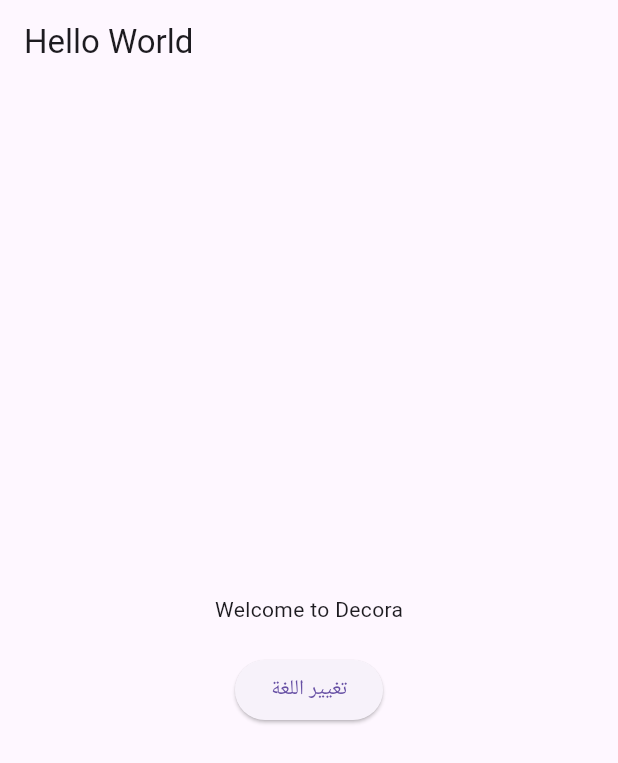
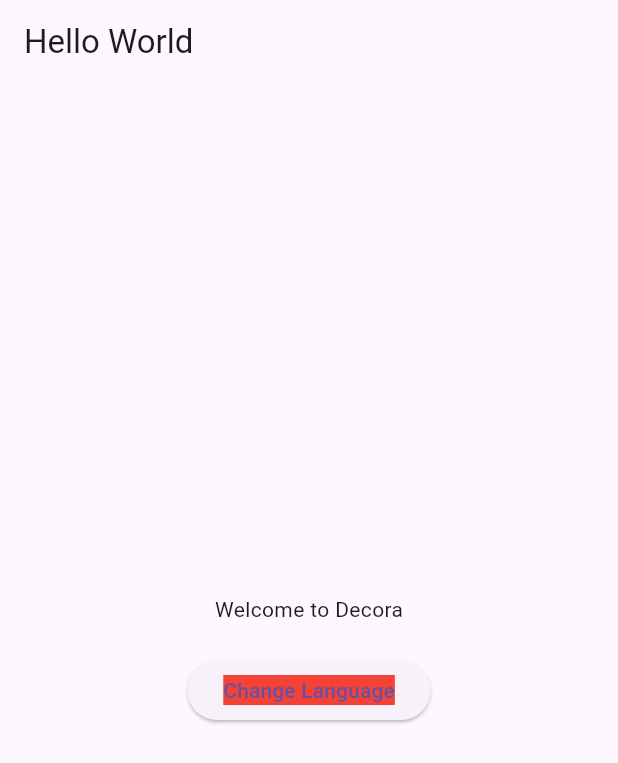
Before and after one commit to FarhaAhmed21/Decora, a Flutter app: the screen it shows after launch, on a phone screen of 412 x 824 dp. Shown: the top 763 px of the screen. Run offline on Flutter 3.47's test engine with Material 3 defaults, Android fonts, the phone set to English and light mode, and no system bars; our stand-ins replace flutter_bloc.

Commit message:
change color

```diff
--- a/lib/core/l10n/app_localizations.dart
+++ b/lib/core/l10n/app_localizations.dart
@@ -113,7 +113,7 @@
   /// No description provided for @changeLanguage.
   ///
   /// In en, this message translates to:
-  /// **'تغيير اللغة'**
+  /// **'Change Language'**
   String get changeLanguage;
 }
 
--- a/lib/core/l10n/app_localizations_ar.dart
+++ b/lib/core/l10n/app_localizations_ar.dart
@@ -15,5 +15,5 @@
   String get welcome => 'مرحبًا بك في ديكورا';
 
   @override
-  String get changeLanguage => 'Change Language';
+  String get changeLanguage => 'تغيير اللغة';
 }
--- a/lib/core/l10n/app_localizations_en.dart
+++ b/lib/core/l10n/app_localizations_en.dart
@@ -15,5 +15,5 @@
   String get welcome => 'Welcome to Decora';
 
   @override
-  String get changeLanguage => 'تغيير اللغة';
+  String get changeLanguage => 'Change Language';
 }
--- a/lib/main.dart
+++ b/lib/main.dart
@@ -49,7 +49,7 @@
               onPressed: () {
                 context.read<LocaleCubit>().toggleLocale();
               },
-              child: Text(l10n.changeLanguage),
+              child: Text(l10n.changeLanguage,style: TextStyle(backgroundColor:Colors.red ),),
             ),
           ],
         ),
```
